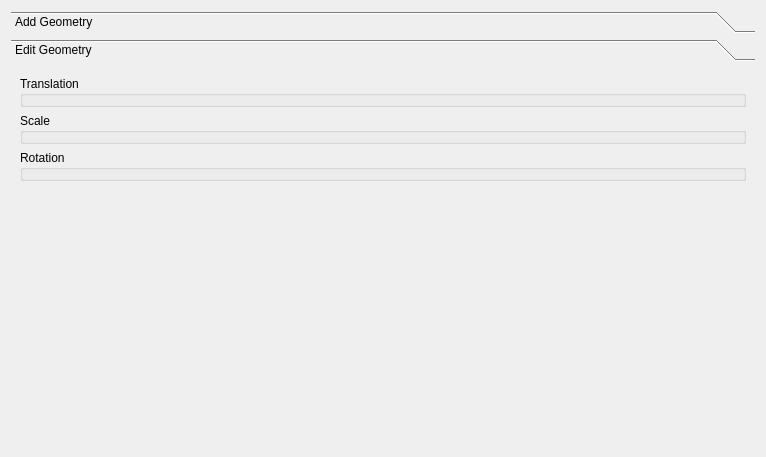
Above: SIM-VICUS/src/SVPropEditGeometry.ui from ghorwin/SIM-VICUS before the change. Below: the same form after it.
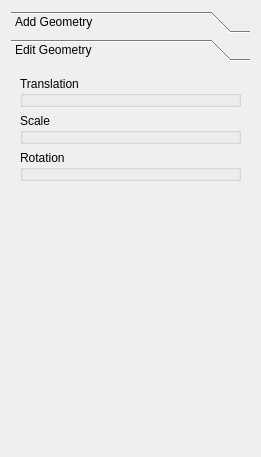
That is the form after the change. The open tabs and pages were chosen to show the change.

Patch:
```diff
--- a/SIM-VICUS/src/SVPropEditGeometry.ui
+++ b/SIM-VICUS/src/SVPropEditGeometry.ui
@@ -6,7 +6,7 @@
    <rect>
     <x>0</x>
     <y>0</y>
-    <width>766</width>
+    <width>261</width>
     <height>457</height>
    </rect>
   </property>
@@ -72,8 +72,8 @@
        <rect>
         <x>0</x>
         <y>0</y>
-        <width>748</width>
-        <height>377</height>
+        <width>123</width>
+        <height>147</height>
        </rect>
       </property>
       <attribute name="label">
```
Left out of the diff: 2 changed lines with no effect on the pictures.
